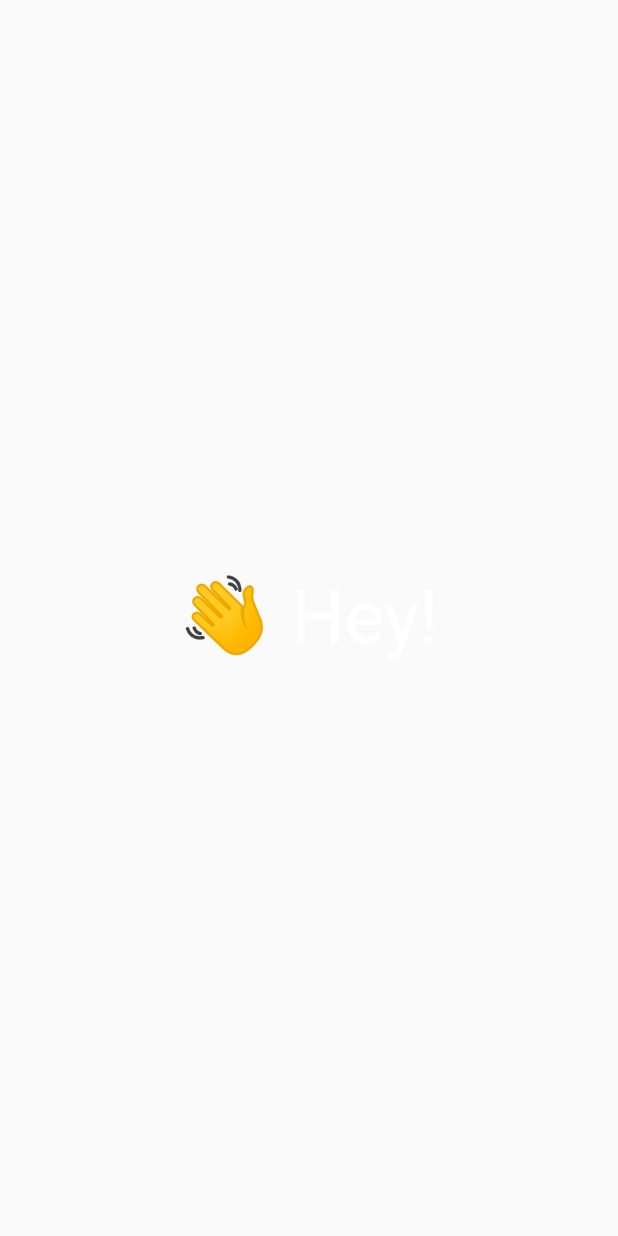
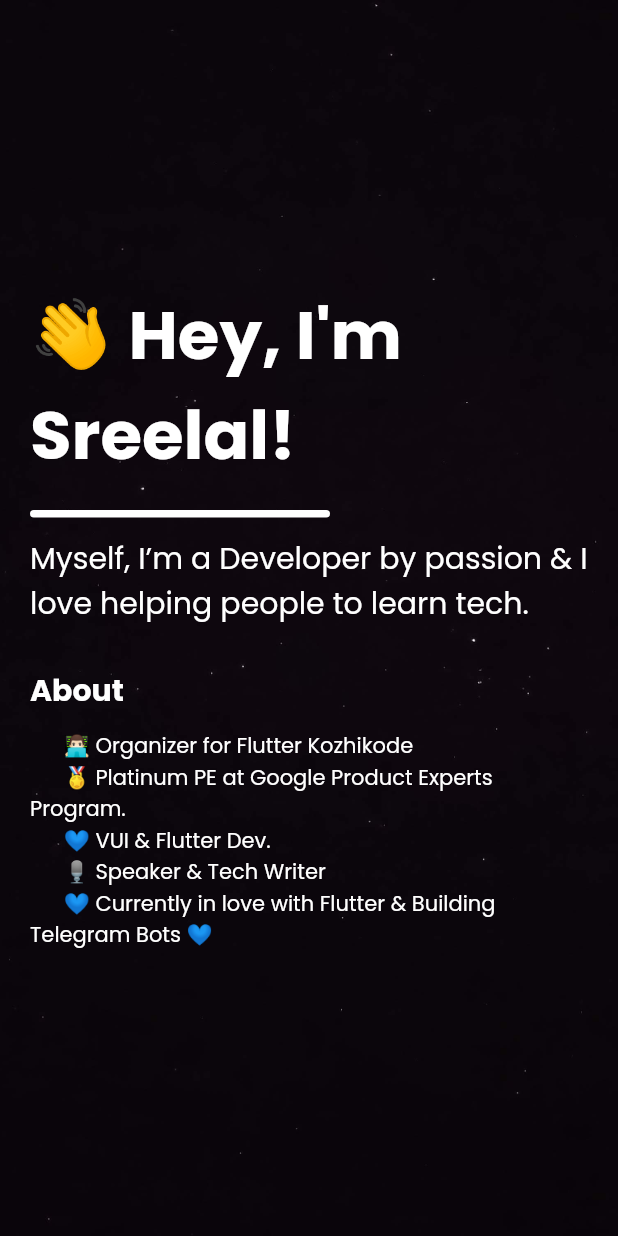
Before and after one commit to HeySreelal/universe, a Flutter app: the screen it shows after launch, on a phone screen of 412 x 824 dp. Run offline on Flutter 3.47's test engine with Material 2 defaults, Android fonts, the light colour scheme and no system bars; drawn by our look-alikes of animated_text_kit; our stand-ins replace google_fonts.

Commit message:
About 🦄

```diff
--- /dev/null
+++ b/lib/const.dart
@@ -0,0 +1,8 @@
+class HeySreelal {
+  static const String about = '''
+      👨🏻‍💻 Organizer for Flutter Kozhikode
+      🏅 Platinum PE at Google Product Experts Program.
+      💙 VUI & Flutter Dev.
+      🎙 Speaker & Tech Writer
+      💙 Currently in love with Flutter & Building Telegram Bots 💙''';
+}
--- a/lib/main.dart
+++ b/lib/main.dart
@@ -13,10 +13,8 @@ class MyApp extends StatelessWidget {
       debugShowCheckedModeBanner: false,
       title: 'Hey Sreelal 🛰',
       home: const Home(),
-      darkTheme: ThemeData.dark().copyWith(
-        textTheme: GoogleFonts.poppinsTextTheme(
-          Theme.of(context).textTheme,
-        ),
+      theme: ThemeData.dark().copyWith(
+        textTheme: GoogleFonts.poppinsTextTheme(),
       ),
     );
   }
--- a/lib/screens/home.dart
+++ b/lib/screens/home.dart
@@ -1,6 +1,5 @@
-import 'package:animated_text_kit/animated_text_kit.dart';
 import 'package:flutter/material.dart';
-import 'package:google_fonts/google_fonts.dart';
+import 'package:heysreelal/const.dart';
 
 class Home extends StatefulWidget {
   const Home({Key? key}) : super(key: key);
@@ -13,27 +12,71 @@ class HomeState extends State<Home> {
   @override
   Widget build(BuildContext context) {
     return Scaffold(
-      body: Center(
-        child: AnimatedTextKit(
-          pause: const Duration(milliseconds: 5000),
-          animatedTexts: [
-            TyperAnimatedText(
-              '👋 Hey!',
-              textStyle: const TextStyle(
-                fontSize: 50,
+      body: Container(
+        width: double.infinity,
+        decoration: const BoxDecoration(
+          image: DecorationImage(
+            image: AssetImage("cosmos/bg.jpg"),
+            fit: BoxFit.cover,
+          ),
+        ),
+        padding: const EdgeInsets.all(20),
+        child: Column(
+          crossAxisAlignment: CrossAxisAlignment.start,
+          mainAxisAlignment: MainAxisAlignment.center,
+          children: [
+            Container(
+              padding: const EdgeInsets.only(bottom: 8),
+              child: Text(
+                "👋 Hey, I'm Sreelal!",
+                style: Theme.of(context).textTheme.headline3?.copyWith(
+                      fontWeight: FontWeight.bold,
+                      color: Colors.white,
+                    ),
+              ),
+            ),
+            Container(
+              margin: const EdgeInsets.only(top: 8),
+              decoration: BoxDecoration(
+                borderRadius: BorderRadius.circular(20),
                 color: Colors.white,
               ),
+              width: 200,
+              height: 5,
             ),
-            TyperAnimatedText(
-              'Sreelal here! 🚀',
-              textStyle: const TextStyle(
-                fontSize: 50,
+            const SizedBox(
+              height: 12,
+            ),
+            Container(
+              padding: const EdgeInsets.only(bottom: 8),
+              child: const Text(
+                'Myself, I’m a Developer by passion & I love helping people to learn tech.',
+                style: TextStyle(
+                  fontSize: 20,
+                  color: Colors.white,
+                ),
+              ),
+            ),
+            const SizedBox(
+              height: 20,
+            ),
+            Text(
+              "About",
+              style: Theme.of(context).textTheme.headline6?.copyWith(
+                    color: Colors.white,
+                    fontWeight: FontWeight.bold,
+                  ),
+            ),
+            const SizedBox(
+              height: 12,
+            ),
+            const Text(
+              HeySreelal.about,
+              style: TextStyle(
                 color: Colors.white,
               ),
             ),
           ],
-          repeatForever: false,
-          isRepeatingAnimation: false,
         ),
       ),
     );
```
Also changed, not shown: pubspec.yaml (+4 -46 lines), cosmos/bg.jpg (added), cosmos/icons/instagram.png (added), cosmos/icons/linkedin.png (added), cosmos/icons/medium.png (added), cosmos/icons/telegram.png (added), cosmos/icons/twitter.png (added), pubspec.lock.
